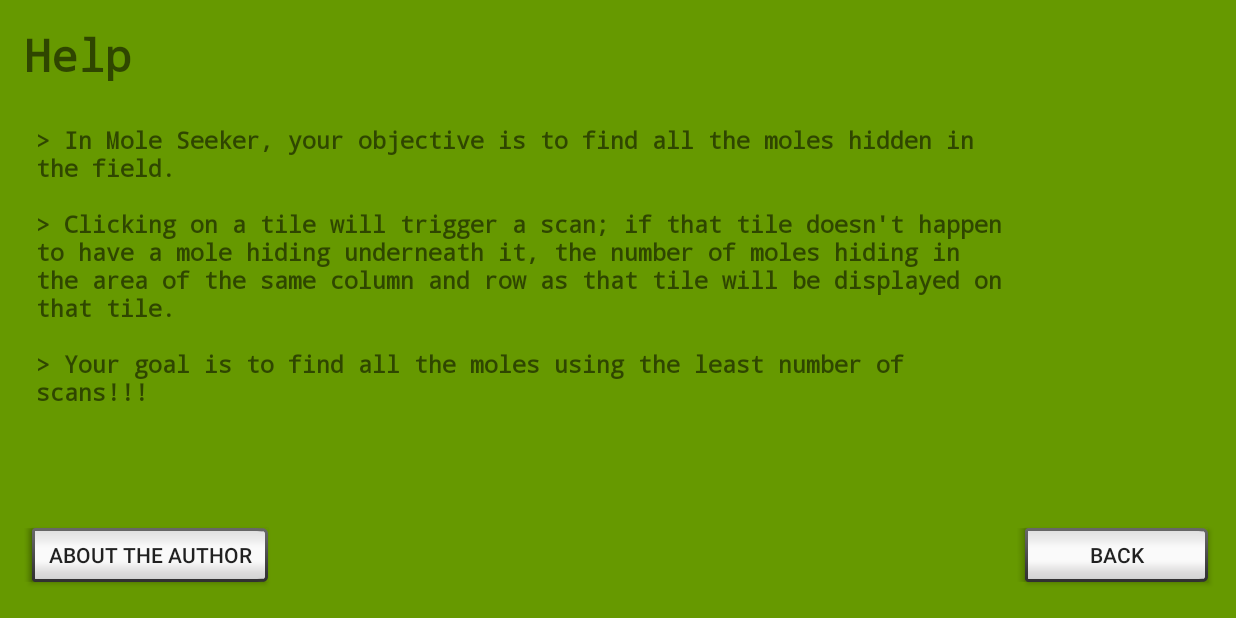
After one commit to ksg604/Mole-Seeker, an Android app: the HelpActivity screen opened directly, with no data from a screen before it, on a phone screen of 824 x 412 dp (held sideways). The commit adds this screen. Run offline under Robolectric (Android 15) with nearby library versions, the light colour scheme and no system bars.

Commit message:
Completed functionality of help screen.  Options and game activities also done.

```diff
--- a/app/src/main/java/com/example/kevin/moleseeker/DialogFragment.java
+++ b/app/src/main/java/com/example/kevin/moleseeker/DialogFragment.java
@@ -28,8 +28,9 @@ public class DialogFragment extends AppCompatDialogFragment {
                 }
             }
         };
+
         setCancelable(false);
-        return new AlertDialog.Builder(getActivity(), android.R.style.ThemeOverlay_Material_Dialog_Alert)
+        return new AlertDialog.Builder(getActivity(), android.R.style.Theme_DeviceDefault_Light_Dialog_Alert)
                 .setView(v)
                 .setTitle("Game Over")
                 .setMessage("Congratulations! You have found all the moles!")
--- /dev/null
+++ b/app/src/main/java/com/example/kevin/moleseeker/HelpActivity.java
@@ -0,0 +1,57 @@
+package com.example.kevin.moleseeker;
+
+import android.content.Intent;
+import android.media.MediaPlayer;
+import android.support.v7.app.AppCompatActivity;
+import android.os.Bundle;
+import android.text.Html;
+import android.view.View;
+import android.widget.Button;
+import android.widget.TextView;
+
+public class HelpActivity extends AppCompatActivity {
+
+    @Override
+    protected void onCreate(Bundle savedInstanceState) {
+        super.onCreate(savedInstanceState);
+        setContentView(R.layout.activity_help);
+
+        setupBackBtn();
+        setupAboutAuthorBtn();
+
+        TextView helpTextTitle = findViewById(R.id.helpTxtTitle);
+        helpTextTitle.setText(getResources().getString(R.string.help_title));
+        TextView helpText = findViewById(R.id.helpTxt);
+        helpText.setText(getResources().getString(R.string.help_txt));
+
+    }
+
+    private void setupAboutAuthorBtn(){
+        Button aboutAuthorBtn = findViewById(R.id.aboutAuthor);
+        aboutAuthorBtn.setOnClickListener(new View.OnClickListener() {
+            @Override
+            public void onClick(View v) {
+
+                Intent aboutAuthorIntent = new Intent(getApplicationContext(),AboutAuthorActivity.class);
+                startActivity(aboutAuthorIntent);
+            }
+        });
+
+    }
+
+    private void setupBackBtn(){
+        Button backBtn = findViewById(R.id.backBtnHelp);
+        backBtn.setOnClickListener(new View.OnClickListener() {
+            @Override
+            public void onClick(View v) {
+
+                HelpActivity.this.finish();
+            }
+        });
+    }
+    @Override
+    public void onBackPressed() {
+        super.onBackPressed();
+        finish();
+    }
+}
--- a/app/src/main/java/com/example/kevin/moleseeker/OptionsActivity.java
+++ b/app/src/main/java/com/example/kevin/moleseeker/OptionsActivity.java
@@ -2,6 +2,8 @@ package com.example.kevin.moleseeker;
 
 import android.content.Context;
 import android.content.SharedPreferences;
+import android.graphics.Path;
+import android.media.MediaPlayer;
 import android.support.v7.app.AppCompatActivity;
 import android.os.Bundle;
 import android.util.Log;
@@ -57,6 +59,7 @@ public class OptionsActivity extends AppCompatActivity{
             @Override
             public void onItemSelected(AdapterView<?> parent, View view, int position, long id) {
 
+
                 saveSelection(position);
 
                 Toast.makeText(getBaseContext(),"Board size set to "+parent.getItemAtPosition(position)+".",Toast.LENGTH_LONG)
@@ -99,6 +102,7 @@ public class OptionsActivity extends AppCompatActivity{
         numMolesSpinner.setOnItemSelectedListener(new AdapterView.OnItemSelectedListener() {
             @Override
             public void onItemSelected(AdapterView<?> parent, View view, int position, long id) {
+
                 Toast.makeText(getBaseContext(),"Number of moles set to "+parent.getItemAtPosition(position)+".",Toast.LENGTH_LONG)
                         .show();
                 saveSelection(position);
--- a/app/src/main/java/com/example/kevin/moleseeker/WelcomeActivity.java
+++ b/app/src/main/java/com/example/kevin/moleseeker/WelcomeActivity.java
@@ -1,6 +1,7 @@
 package com.example.kevin.moleseeker;
 
 import android.content.Intent;
+import android.media.MediaPlayer;
 import android.os.Handler;
 import android.support.v7.app.AppCompatActivity;
 import android.os.Bundle;
@@ -69,6 +70,7 @@ public class WelcomeActivity extends AppCompatActivity {
         skipBtn.setOnClickListener(new View.OnClickListener() {
             @Override
             public void onClick(View v) {
+
                 Intent intent = new Intent(getApplicationContext(),MainMenuActivity.class);
                 startActivity(intent);
                 finish();
--- a/app/src/main/java/com/example/kevin/moleseeker/model/Game.java
+++ b/app/src/main/java/com/example/kevin/moleseeker/model/Game.java
@@ -17,7 +17,7 @@ public class Game extends AppCompatActivity{
     private int numCols = 6;
     private int numMoles = 6;
     private int scansUsed;
-    private int timesPlayed;
+    private int timesPlayed = 0;
     private int molesFound;
 
     /*Singleton model support
@@ -44,6 +44,9 @@ public class Game extends AppCompatActivity{
     }
     public int getTimesPlayed(){
         return timesPlayed;
+    }
+    public void incTimesPlayed(){
+        timesPlayed++;
     }
     public void setNumCols(int cols) {
         if(cols < 0){
--- a/app/src/main/res/layout/activity_game.xml
+++ b/app/src/main/res/layout/activity_game.xml
@@ -4,6 +4,7 @@
     xmlns:tools="http://schemas.android.com/tools"
     android:layout_width="match_parent"
     android:layout_height="match_parent"
+    android:background="@android:color/holo_green_light"
     tools:context=".GameActivity">
 
     <TextView
--- /dev/null
+++ b/app/src/main/res/layout/activity_help.xml
@@ -0,0 +1,59 @@
+<?xml version="1.0" encoding="utf-8"?>
+<android.support.constraint.ConstraintLayout xmlns:android="http://schemas.android.com/apk/res/android"
+    xmlns:app="http://schemas.android.com/apk/res-auto"
+    xmlns:tools="http://schemas.android.com/tools"
+    android:layout_width="match_parent"
+    android:layout_height="match_parent"
+    android:background="@android:color/holo_green_dark"
+    tools:context=".HelpActivity">
+
+
+    <TextView
+        android:id="@+id/helpTxtTitle"
+        android:layout_width="wrap_content"
+        android:layout_height="38dp"
+        android:layout_marginStart="16dp"
+        android:layout_marginTop="16dp"
+        android:fontFamily="monospace"
+        android:text="@string/help_title"
+        android:textSize="30sp"
+        android:textStyle="bold"
+        app:layout_constraintStart_toStartOf="parent"
+        app:layout_constraintTop_toTopOf="parent" />
+
+    <TextView
+        android:id="@+id/helpTxt"
+        android:layout_width="648dp"
+        android:layout_height="287dp"
+        android:layout_marginStart="24dp"
+        android:layout_marginTop="28dp"
+        android:fontFamily="monospace"
+        android:text="@string/help_txt"
+        android:textSize="16sp"
+        android:textStyle="bold"
+        app:layout_constraintStart_toStartOf="parent"
+        app:layout_constraintTop_toBottomOf="@+id/helpTxtTitle" />
+
+    <Button
+        android:id="@+id/backBtnHelp"
+        style="@android:style/Widget.Material.Light.Button.Inset"
+        android:layout_width="130dp"
+        android:layout_height="wrap_content"
+        android:layout_marginBottom="16dp"
+        android:layout_marginEnd="16dp"
+        android:text="@string/back"
+        app:layout_constraintBottom_toBottomOf="parent"
+        app:layout_constraintEnd_toEndOf="parent" />
+
+    <Button
+        android:id="@+id/aboutAuthor"
+        style="@android:style/Widget.Material.Button.Inset"
+        android:layout_width="165dp"
+        android:layout_height="wrap_content"
+        android:layout_marginBottom="16dp"
+        android:layout_marginStart="16dp"
+        android:text="@string/about_the_author_title"
+        app:layout_constraintBottom_toBottomOf="parent"
+        app:layout_constraintStart_toStartOf="parent" />
+
+</android.support.constraint.ConstraintLayout>
--- a/app/src/main/res/layout/activity_options.xml
+++ b/app/src/main/res/layout/activity_options.xml
@@ -4,6 +4,7 @@
     xmlns:tools="http://schemas.android.com/tools"
     android:layout_width="match_parent"
     android:layout_height="match_parent"
+    android:background="@android:color/holo_green_dark"
     tools:context=".OptionsActivity">
 
     <TextView
--- a/app/src/main/res/layout/activity_welcome.xml
+++ b/app/src/main/res/layout/activity_welcome.xml
@@ -4,6 +4,7 @@
     xmlns:tools="http://schemas.android.com/tools"
     android:layout_width="match_parent"
     android:layout_height="match_parent"
+    android:background="@android:color/holo_green_dark"
     tools:context=".WelcomeActivity">
 
     <ImageView
--- a/app/src/main/res/layout/game_over_dialog.xml
+++ b/app/src/main/res/layout/game_over_dialog.xml
@@ -4,7 +4,9 @@
     xmlns:app="http://schemas.android.com/apk/res-auto"
     xmlns:tools="http://schemas.android.com/tools"
     android:layout_width="match_parent"
-    android:layout_height="match_parent">
+    android:layout_height="match_parent"
+
+    >
 
 
     <ImageView
--- a/app/src/main/res/values/strings.xml
+++ b/app/src/main/res/values/strings.xml
@@ -19,6 +19,13 @@
     <string name="button">Button</string>
     <string name="erase_times_played">Erase times played</string>
 
+
+    <string name="help_txt">> In Mole Seeker, your objective is to find all the moles hidden in the field.\n\n> Clicking on a tile will trigger a scan; if that tile doesn\'t happen to have a mole hiding underneath it, the number of moles hiding in the area of the same column and row as that tile will be displayed on that tile.\n\n> Your goal is to find all the moles using the least number of scans!!!</string>
+    <string name="help_title"><u>Help</u></string>
+    <string name="back">BACK</string>
+    <string name ="about_the_author_title">ABOUT THE AUTHOR</string>
+    <string name="about_author_txt">Kevin San Gabriel is a newbie 3rd year undergraduate developer at Simon Fraser University.  Mole Seeker is his first game ever developed.  This game was developed by him with courtesy to Dr. Brian Fraser at Simon Fraser University.\n\nReferences: \n\n Koenig, M. (2015). Free Sound Effects | SoundBible.com. [online] Soundbible.com. Available at: http://soundbible.com/ [Accessed 11 June 2018].\nSan Gabriel, Kevin (2018), moleicon.png</string>
+
     <string-array name="board_sizes">
         <item>4x6</item>
         <item>5x10</item>
@@ -33,4 +40,5 @@
     </string-array>
 
 
+
 </resources>
```
Also changed, not shown: app/src/main/AndroidManifest.xml (+12 -9 lines), app/src/main/java/com/example/kevin/moleseeker/AboutAuthorActivity.java (added, +39 -0 lines), app/src/main/java/com/example/kevin/moleseeker/GameActivity.java (+10 -0 lines), app/src/main/java/com/example/kevin/moleseeker/MainMenuActivity.java (+15 -0 lines), app/src/main/res/layout/activity_about_author.xml (added, +44 -0 lines), app/src/main/res/layout/activity_main_menu.xml (+15 -3 lines).
